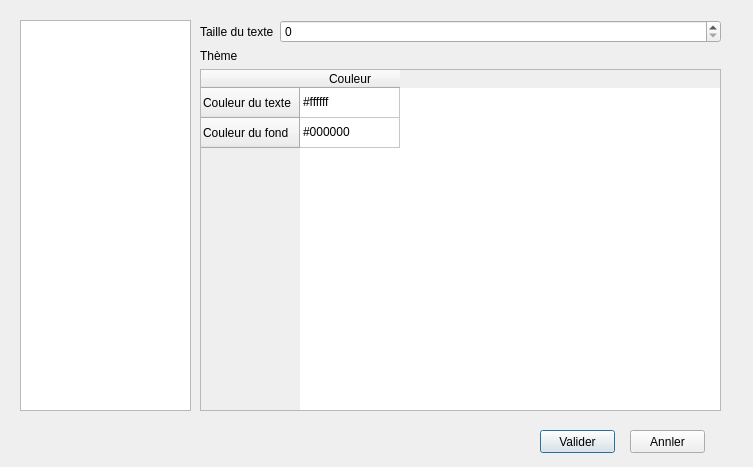
This is source/dialogconfig.ui in Bramas/SimTex as Qt 5 draws it before an edit. The edited form follows.
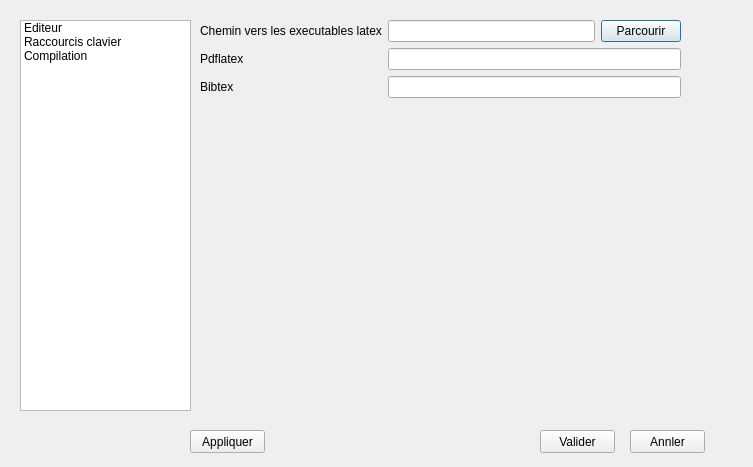
This is the edited form.

Commit message: impove config dialog

The edit to the form file:
```diff
--- a/source/dialogconfig.ui
+++ b/source/dialogconfig.ui
@@ -22,6 +22,21 @@
      <height>391</height>
     </rect>
    </property>
+   <item>
+    <property name="text">
+     <string>Editeur</string>
+    </property>
+   </item>
+   <item>
+    <property name="text">
+     <string>Raccourcis clavier</string>
+    </property>
+   </item>
+   <item>
+    <property name="text">
+     <string>Compilation</string>
+    </property>
+   </item>
   </widget>
   <widget class="QStackedWidget" name="stackedWidget">
    <property name="geometry">
@@ -32,7 +47,10 @@
      <height>391</height>
     </rect>
    </property>
-   <widget class="QWidget" name="page">
+   <property name="currentIndex">
+    <number>2</number>
+   </property>
+   <widget class="QWidget" name="pageEditor">
     <widget class="QWidget" name="gridLayoutWidget">
      <property name="geometry">
       <rect>
@@ -43,35 +61,6 @@
       </rect>
      </property>
      <layout class="QGridLayout" name="gridLayout">
-      <item row="3" column="0">
-       <widget class="QTableWidget" name="tableWidget">
-        <row>
-         <property name="text">
-          <string>Couleur du texte</string>
-         </property>
-        </row>
-        <row>
-         <property name="text">
-          <string>Couleur du fond</string>
-         </property>
-        </row>
-        <column>
-         <property name="text">
-          <string>Couleur</string>
-         </property>
-        </column>
-        <item row="0" column="0">
-         <property name="text">
-          <string>#ffffff</string>
-         </property>
-        </item>
-        <item row="1" column="0">
-         <property name="text">
-          <string>#000000</string>
-         </property>
-        </item>
-       </widget>
-      </item>
       <item row="0" column="0">
        <layout class="QFormLayout" name="formLayout">
         <property name="fieldGrowthPolicy">
@@ -99,7 +88,92 @@
      </layout>
     </widget>
    </widget>
-   <widget class="QWidget" name="page_2"/>
+   <widget class="QWidget" name="pageKeyBinding">
+    <widget class="QTableWidget" name="tableWidget_keyBinding">
+     <property name="geometry">
+      <rect>
+       <x>0</x>
+       <y>0</y>
+       <width>481</width>
+       <height>391</height>
+      </rect>
+     </property>
+     <attribute name="horizontalHeaderStretchLastSection">
+      <bool>true</bool>
+     </attribute>
+     <attribute name="verticalHeaderVisible">
+      <bool>false</bool>
+     </attribute>
+     <column>
+      <property name="text">
+       <string>Action</string>
+      </property>
+     </column>
+     <column>
+      <property name="text">
+       <string>Raccourci</string>
+      </property>
+     </column>
+    </widget>
+   </widget>
+   <widget class="QWidget" name="pageBuilder">
+    <widget class="QWidget" name="formLayoutWidget">
+     <property name="geometry">
+      <rect>
+       <x>0</x>
+       <y>0</y>
+       <width>481</width>
+       <height>391</height>
+      </rect>
+     </property>
+     <layout class="QFormLayout" name="formLayout_2">
+      <property name="fieldGrowthPolicy">
+       <enum>QFormLayout::AllNonFixedFieldsGrow</enum>
+      </property>
+      <item row="0" column="0">
+       <widget class="QLabel" name="label_4">
+        <property name="text">
+         <string>Chemin vers les executables latex</string>
+        </property>
+       </widget>
+      </item>
+      <item row="0" column="1">
+       <layout class="QHBoxLayout" name="horizontalLayout">
+        <item>
+         <widget class="QLineEdit" name="lineEdit_latexPath"/>
+        </item>
+        <item>
+         <widget class="QPushButton" name="pushButton_browseLatexPath">
+          <property name="text">
+           <string>Parcourir</string>
+          </property>
+         </widget>
+        </item>
+       </layout>
+      </item>
+      <item row="1" column="0">
+       <widget class="QLabel" name="label_5">
+        <property name="text">
+         <string>Pdflatex</string>
+        </property>
+       </widget>
+      </item>
+      <item row="2" column="0">
+       <widget class="QLabel" name="label_6">
+        <property name="text">
+         <string>Bibtex</string>
+        </property>
+       </widget>
+      </item>
+      <item row="1" column="1">
+       <widget class="QLineEdit" name="lineEdit_pdflatex"/>
+      </item>
+      <item row="2" column="1">
+       <widget class="QLineEdit" name="lineEdit_bibtex"/>
+      </item>
+     </layout>
+    </widget>
+   </widget>
   </widget>
   <widget class="QPushButton" name="pushButton">
    <property name="geometry">
@@ -127,6 +201,19 @@
     <string>Annler</string>
    </property>
   </widget>
+  <widget class="QPushButton" name="pushButton_save">
+   <property name="geometry">
+    <rect>
+     <x>190</x>
+     <y>430</y>
+     <width>75</width>
+     <height>23</height>
+    </rect>
+   </property>
+   <property name="text">
+    <string>Appliquer</string>
+   </property>
+  </widget>
  </widget>
  <resources/>
  <connections/>
```
Left out of the diff: 17 changed lines with no effect on the pictures. The commit also changes 6 other files.
